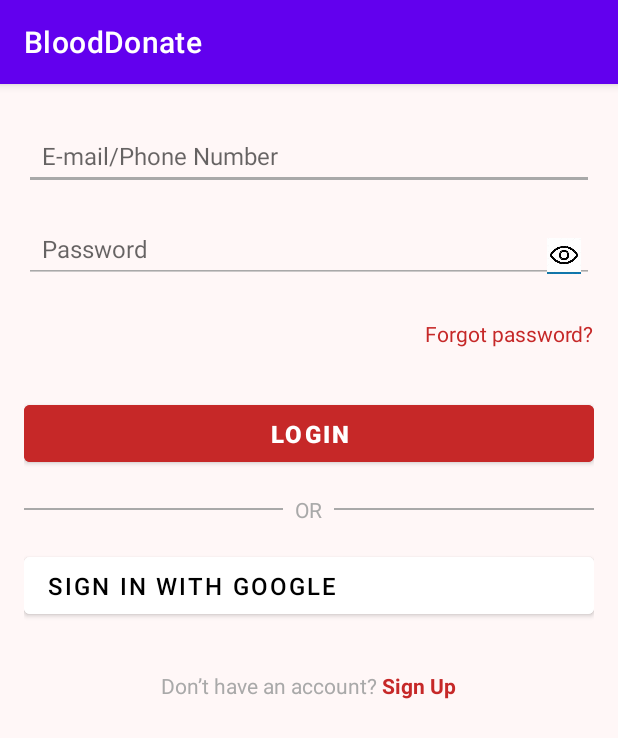
After one commit to dinhminh0307/Blood-Donation-App, an Android app: the LoginActivity screen opened directly, with no data from a screen before it, on a phone screen of 412 x 824 dp. The commit adds this screen. Shown: the top 738 px of the screen. Run offline under Robolectric (Android 15) with nearby library versions, the phone set to English and light mode, and no system bars.

Commit message:
feat: add login page

```diff
--- a/app/src/main/AndroidManifest.xml
+++ b/app/src/main/AndroidManifest.xml
@@ -13,6 +13,9 @@
         android:theme="@style/Theme.BloodDonate"
         tools:targetApi="31">
         <activity
+            android:name=".activities.LoginActivity"
+            android:exported="false" />
+        <activity
             android:name=".activities.RegisterActivity"
             android:exported="false" />
         <activity
--- a/app/src/main/java/com/example/blooddonate/MainActivity.java
+++ b/app/src/main/java/com/example/blooddonate/MainActivity.java
@@ -11,19 +11,21 @@ import androidx.core.graphics.Insets;
 import androidx.core.view.ViewCompat;
 import androidx.core.view.WindowInsetsCompat;
 
+import com.example.blooddonate.activities.LoginActivity;
 import com.example.blooddonate.activities.RegisterActivity;
 
 public class MainActivity extends AppCompatActivity {
 
     Button createAccountBtn;
-
+    Button loginBtn;
     @Override
     protected void onCreate(Bundle savedInstanceState) {
         super.onCreate(savedInstanceState);
         EdgeToEdge.enable(this);
         setContentView(R.layout.activity_main);
+
         onRegisterClicked();
-
+        onLoginButtonClicked();
     }
 
     private void onRegisterClicked() {
@@ -36,4 +38,15 @@ public class MainActivity extends AppCompatActivity {
             }
         });
     }
+
+    private void onLoginButtonClicked() {
+        loginBtn = findViewById(R.id.login_button);
+        loginBtn.setOnClickListener(new View.OnClickListener() {
+            @Override
+            public void onClick(View v) {
+                Intent intent = new Intent(MainActivity.this, LoginActivity.class);
+                startActivity(intent);
+            }
+        });
+    }
 }
--- /dev/null
+++ b/app/src/main/java/com/example/blooddonate/activities/LoginActivity.java
@@ -0,0 +1,21 @@
+package com.example.blooddonate.activities;
+
+import android.os.Bundle;
+
+import androidx.activity.EdgeToEdge;
+import androidx.appcompat.app.AppCompatActivity;
+import androidx.core.graphics.Insets;
+import androidx.core.view.ViewCompat;
+import androidx.core.view.WindowInsetsCompat;
+
+import com.example.blooddonate.R;
+
+public class LoginActivity extends AppCompatActivity {
+
+    @Override
+    protected void onCreate(Bundle savedInstanceState) {
+        super.onCreate(savedInstanceState);
+        EdgeToEdge.enable(this);
+        setContentView(R.layout.activity_login);
+    }
+}
--- /dev/null
+++ b/app/src/main/res/layout/activity_login.xml
@@ -0,0 +1,160 @@
+<?xml version="1.0" encoding="utf-8"?>
+<ScrollView
+    xmlns:android="http://schemas.android.com/apk/res/android"
+    android:layout_width="match_parent"
+    android:layout_height="match_parent"
+    android:background="#FFF7F7"
+    android:padding="16dp">
+
+    <LinearLayout
+        android:layout_width="match_parent"
+        android:layout_height="wrap_content"
+        android:orientation="vertical"
+        android:gravity="center_horizontal">
+
+        <!-- Title -->
+        <TextView
+            android:id="@+id/title"
+            android:layout_width="wrap_content"
+            android:layout_height="wrap_content"
+            android:text="Welcome Back!"
+            android:textColor="#800000"
+            android:textSize="24sp"
+            android:textStyle="bold"
+            android:layout_marginBottom="32dp" />
+
+        <!-- Email/Phone Input -->
+        <EditText
+            android:id="@+id/email_phone_input"
+            android:layout_width="match_parent"
+            android:layout_height="wrap_content"
+            android:hint="E-mail/Phone Number"
+            android:inputType="textEmailAddress"
+            android:padding="12dp"
+            android:backgroundTint="#A9A9A9"
+            android:textSize="16sp"
+            android:layout_marginBottom="16dp" />
+
+        <!-- Password Input -->
+        <RelativeLayout
+            android:layout_width="match_parent"
+            android:layout_height="wrap_content"
+            android:layout_marginBottom="16dp">
+
+            <EditText
+                android:id="@+id/password_input"
+                android:layout_width="match_parent"
+                android:layout_height="wrap_content"
+                android:hint="Password"
+                android:inputType="textPassword"
+                android:padding="12dp"
+                android:backgroundTint="#A9A9A9"
+                android:textSize="16sp"
+                android:layout_marginBottom="8dp" />
+
+            <ImageView
+                android:id="@+id/password_visibility_toggle"
+                android:layout_width="24dp"
+                android:layout_height="24dp"
+                android:layout_alignParentEnd="true"
+                android:layout_marginEnd="8dp"
+                android:layout_marginTop="16dp"
+                android:src="@drawable/ic_visibility"
+                android:contentDescription="Toggle password visibility" />
+        </RelativeLayout>
+
+        <!-- Forgot Password -->
+        <TextView
+            android:id="@+id/forgot_password"
+            android:layout_width="wrap_content"
+            android:layout_height="wrap_content"
+            android:text="Forgot password?"
+            android:textColor="#C62828"
+            android:textSize="14sp"
+            android:layout_gravity="end"
+            android:layout_marginBottom="32dp" />
+
+        <!-- Login Button -->
+        <Button
+            android:id="@+id/login_button"
+            android:layout_width="match_parent"
+            android:layout_height="50dp"
+            android:backgroundTint="#C62828"
+            android:text="Login"
+            android:textColor="#FFFFFF"
+            android:textStyle="bold"
+            android:textSize="16sp"
+            android:layout_marginBottom="16dp" />
+
+        <!-- OR Divider -->
+        <LinearLayout
+            android:layout_width="match_parent"
+            android:layout_height="wrap_content"
+            android:orientation="horizontal"
+            android:gravity="center"
+            android:layout_marginBottom="16dp">
+
+            <View
+                android:layout_width="0dp"
+                android:layout_height="1dp"
+                android:layout_weight="1"
+                android:background="#A9A9A9" />
+
+            <TextView
+                android:layout_width="wrap_content"
+                android:layout_height="wrap_content"
+                android:layout_marginHorizontal="8dp"
+                android:text="OR"
+                android:textColor="#A9A9A9"
+                android:textSize="14sp" />
+
+            <View
+                android:layout_width="0dp"
+                android:layout_height="1dp"
+                android:layout_weight="1"
+                android:background="#A9A9A9" />
+        </LinearLayout>
+
+        <!-- Google Sign-In Button -->
+        <Button
+            android:id="@+id/google_sign_in_button"
+            android:layout_width="match_parent"
+            android:layout_height="50dp"
+            android:backgroundTint="#FFFFFF"
+            android:text="Sign in with Google"
+            android:textColor="#000000"
+            android:textSize="16sp"
+            android:drawableStart="@drawable/google_logo"
+            android:drawablePadding="8dp"
+            android:gravity="center_vertical"
+            android:elevation="4dp"
+            android:paddingStart="16dp"
+            android:paddingEnd="16dp"
+            android:fontFamily="sans-serif-medium"
+            android:layout_marginBottom="32dp" />
+
+        <!-- Sign Up Link -->
+        <LinearLayout
+            android:layout_width="match_parent"
+            android:layout_height="wrap_content"
+            android:gravity="center"
+            android:orientation="horizontal">
+
+            <TextView
+                android:layout_width="wrap_content"
+                android:layout_height="wrap_content"
+                android:text="Don’t have an account?"
+                android:textColor="#A9A9A9"
+                android:textSize="14sp" />
+
+            <TextView
+                android:id="@+id/sign_up"
+                android:layout_width="wrap_content"
+                android:layout_height="wrap_content"
+                android:text=" Sign Up"
+                android:textColor="#C62828"
+                android:textStyle="bold"
+                android:textSize="14sp" />
+        </LinearLayout>
+    </LinearLayout>
+</ScrollView>
```
